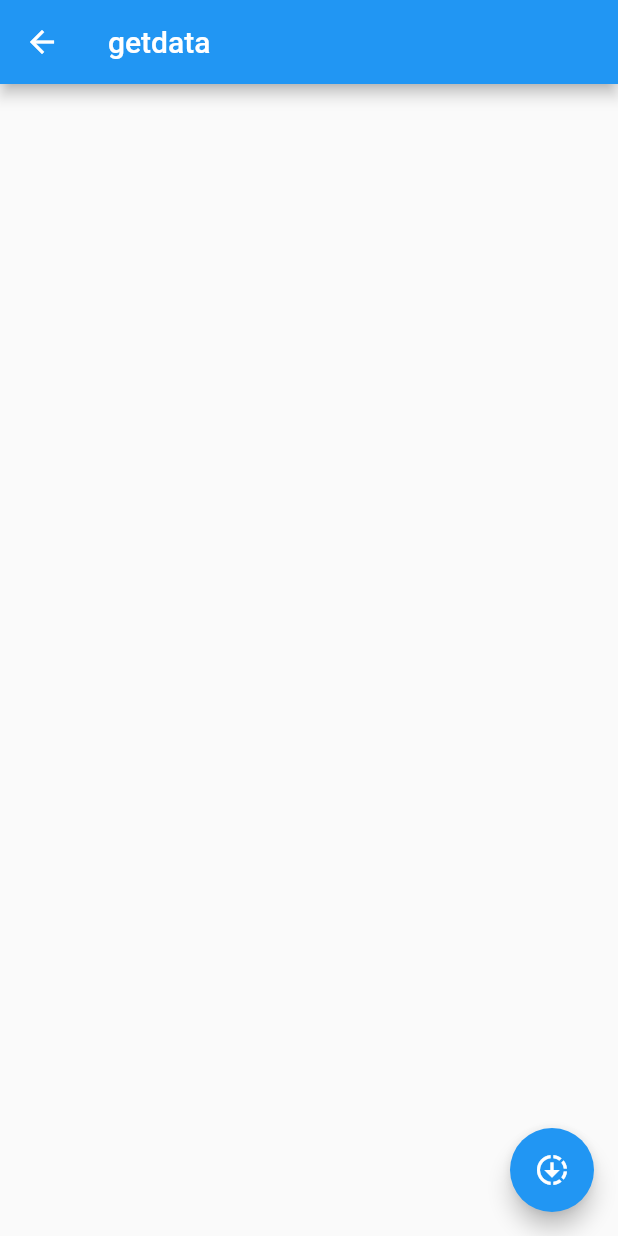
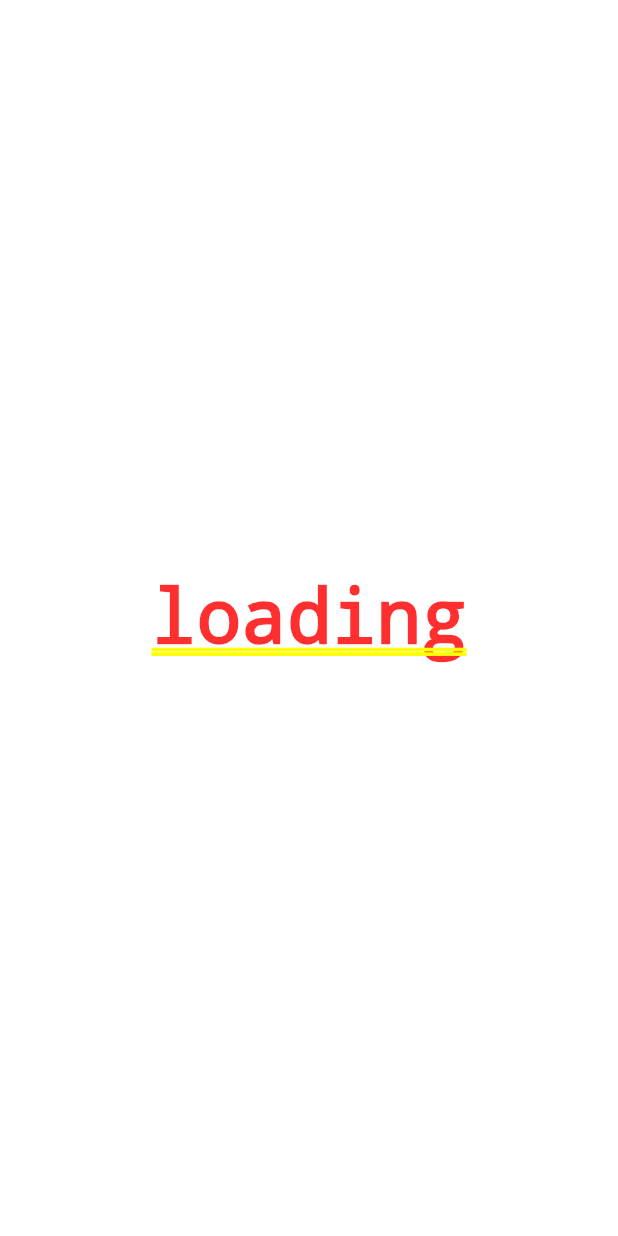
Before and after one commit to dushyant0rawat/myflutterapp, a Flutter app: the GetDataPage screen opened by its route, on a phone screen of 412 x 824 dp. Run offline on Flutter 3.47's test engine with Material 2 defaults, Android fonts, the phone set to English and light mode, and no system bars; network calls fail.

```diff
--- a/lib/getdata.dart
+++ b/lib/getdata.dart
@@ -21,6 +21,7 @@ class GetDataPage extends StatefulWidget {
 
 class _GetDataPageState extends State<GetDataPage> {
   List data =[];
+  bool isLoading =true;
 
   void getData() async {
 
@@ -28,13 +29,13 @@ class _GetDataPageState extends State<GetDataPage> {
       var url = Uri.https('jsonplaceholder.typicode.com','/todos/');
       Response response = await get(url);
       setState(() {
+        isLoading = false;
         data = jsonDecode(response.body);
       });
       print(data);
     } on Exception catch (e) {
       print('$e on get');
     }
-    print("in getdata");
   }
 
 
@@ -42,19 +43,23 @@ class _GetDataPageState extends State<GetDataPage> {
   void initState() {
     super.initState();
     getData();
-    print("in initstate");
   }
 
   @override
   Widget build(BuildContext context) {
-    print("in build of get data");
     // This method is rerun every time setState is called, for instance as done
     // by the _incrementCounter method above.
     //
     // The Flutter framework has been optimized to make rerunning build methods
     // fast, so that you can just rebuild anything that needs updating rather
     // than having to individually change instances of widgets.
-    return Scaffold(
+    return isLoading? const Center(
+        child: Text(
+        "loading",
+        style: TextStyle(
+          fontSize: 50,
+          fontWeight: FontWeight.bold
+        ))): Scaffold(
       appBar: AppBar(
         // Here we take the value from the MyHomePage object that was created by
         // the App.build method, and use it to set our appbar title.
@@ -65,7 +70,11 @@ class _GetDataPageState extends State<GetDataPage> {
           itemBuilder: (context,index){
             return Card(
               child: ListTile(
-                onTap: (){},
+                onTap: (){
+                  Navigator.pushNamed(context, '/detaildata',arguments: {
+                    'id': data[index]['id'],
+                    'title': data[index]['title']});
+                },
                 title: Column(
                   mainAxisAlignment: MainAxisAlignment.spaceBetween,
                   children: [
--- a/lib/main.dart
+++ b/lib/main.dart
@@ -4,6 +4,7 @@ import 'package:myflutterapp/home.dart';
 import 'package:myflutterapp/increment.dart';
 //relative import
 import 'getdata.dart';
+import 'detail_data.dart';
 
 
 void main() {
@@ -25,7 +26,8 @@ class MyApp extends StatelessWidget {
       routes: {
         '/': (context) => const HomePage(title: 'home',),
         '/increment' : (context) => const IncrementPage(title: 'increment',),
-        '/getdata' : (context) => const GetDataPage(title: 'getdata',)
+        '/getdata' : (context) => const GetDataPage(title: 'getdata',),
+        '/detaildata' : (context) => const DetailDataPage(title: 'detaildata',)
       },
     );
   }
```
Also changed, not shown: lib/detail_data.dart (added, +45 -0 lines), lib/home.dart (+1 -15 lines).
